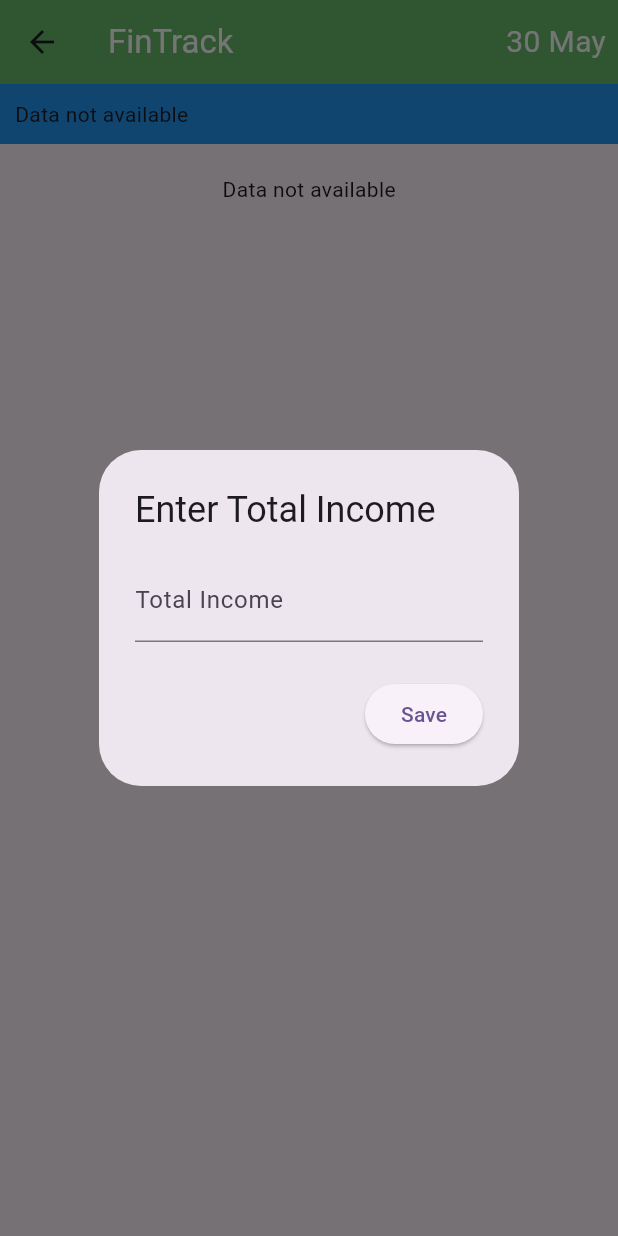
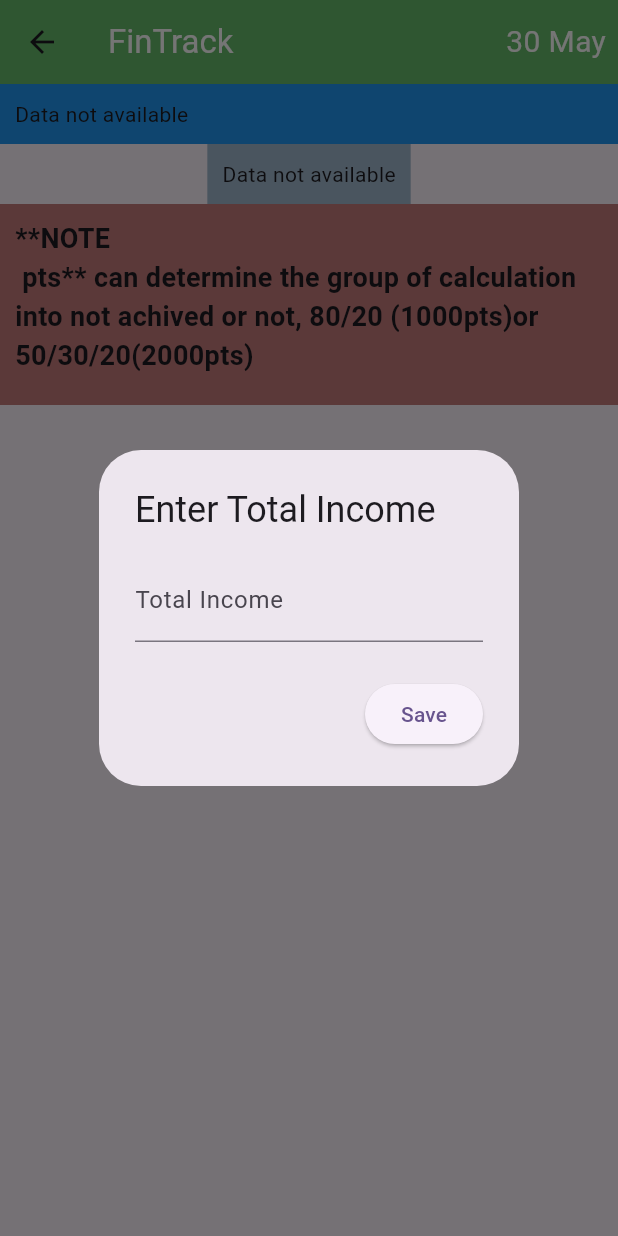
Before and after one commit to Apiz22/FinTrack, a Flutter app: the MainPage screen opened directly, on a phone screen of 412 x 824 dp. Run offline on Flutter 3.47's test engine with Material 3 defaults, Android fonts, the phone set to English and light mode, and no system bars; our stand-ins replace cloud_firestore, firebase_auth, firebase_core, font_awesome_flutter, percent_indicator; accounts and stored records are empty.

Commit message:
UI and func: badges + alert overspend

```diff
--- a/lib/gamification/progress_bar.dart
+++ b/lib/gamification/progress_bar.dart
@@ -21,7 +21,7 @@ class ProgressBar extends StatelessWidget {
       radius: 30,
       lineWidth: 10,
       percent: percent.clamp(0.0, 1.0), // Ensures percent is between 0 and 1,
-      progressColor: percent > 1.0 ? Colors.red : Colors.green,
+      progressColor: percent > 1.0 ? Colors.red.shade500 : Colors.green,
       backgroundColor: Colors.green.shade200,
       circularStrokeCap: CircularStrokeCap.round,
       center: Text(
--- a/lib/pages/home_screen.dart
+++ b/lib/pages/home_screen.dart
@@ -2,6 +2,7 @@ import 'package:firebase_auth/firebase_auth.dart';
 import 'package:flutter/material.dart';
 import 'package:ft_v2/service/database.dart';
 import 'package:ft_v2/widgets/budget/budget_card.dart';
+import 'package:ft_v2/widgets/note.dart';
 import 'package:ft_v2/widgets/view_card.dart';
 import 'package:intl/intl.dart';
 
@@ -14,20 +15,20 @@ class MainPage extends StatefulWidget {
 
 class _MainPageState extends State<MainPage> {
   final userId = FirebaseAuth.instance.currentUser!.uid;
-  final Database _database = Database();
+  final Database database = Database();
   @override
   void initState() {
     super.initState();
     // Call the function to create a monthly document for the current user
-    _database.createMonthlyIncomeDocument(userId, context);
-    _database.createMonthlyPointHistory(userId);
+    database.createMonthlyIncomeDocument(userId, context);
+    database.createMonthlyPointHistory(userId);
   }
 
   @override
   Widget build(BuildContext context) {
     DateTime date = DateTime.now();
     String currentDate = DateFormat("dd MMMM").format(date);
-    String monthyear = DateFormat("MMM y").format(date);
+    String currentIncome = DateFormat("MMM y").format(date);
 
     return Scaffold(
       appBar: AppBar(
@@ -62,34 +63,38 @@ class _MainPageState extends State<MainPage> {
                 //TopSplit display total balance, credit and debit
                 child: TopSplit(
                   userId: userId,
-                  monthYear: monthyear,
+                  monthYear: currentIncome,
                 ),
               ),
             ),
-            const SizedBox(
-              height: 10,
-            ),
+            // const SizedBox(
+            //   height: 10,
+            // ),
 
-            //Expenses breakdown & Leaderboard
-            Padding(
-              padding: const EdgeInsets.all(10.0),
-              child: BudgetCard(
-                userId: userId,
-                currentMonthYear: monthyear,
+            //Expenses breakdown
+            Container(
+              color: const Color.fromARGB(255, 162, 186, 207),
+              child: Padding(
+                padding: const EdgeInsets.all(10.0),
+                child: BudgetCard(
+                  userId: userId,
+                  currentIncome: currentIncome,
+                ),
               ),
             ),
-            // Container(
-            //   padding: const EdgeInsets.all(10),
-            //   color: const Color.fromARGB(255, 199, 124, 124),
-            //   child: const Column(
-            //     children: [
-            //       note(),
-            //       SizedBox(
-            //         height: 10,
-            //       ),
-            //     ],
-            //   ),
-            // ),
+            //note
+            Container(
+              padding: const EdgeInsets.all(10),
+              color: const Color.fromARGB(255, 199, 124, 124),
+              child: const Column(
+                children: [
+                  Note(),
+                  SizedBox(
+                    height: 10,
+                  ),
+                ],
+              ),
+            ),
           ],
         ),
       ),
--- a/lib/service/auth_service.dart
+++ b/lib/service/auth_service.dart
@@ -10,6 +10,7 @@ class AuthService {
         email: data['email'],
         password: data['password'],
       );
+      //add user into firestore
       await database.addUser(data, context);
     } catch (e) {
       showDialog(
--- a/lib/widgets/budget/budget_card.dart
+++ b/lib/widgets/budget/budget_card.dart
@@ -4,10 +4,11 @@ import 'package:ft_v2/gamification/class/badge_class.dart';
 import 'package:ft_v2/gamification/progress_bar.dart';
 
 class BudgetCard extends StatelessWidget {
-  const BudgetCard({super.key, required this.userId, this.currentMonthYear});
+  const BudgetCard(
+      {super.key, required this.userId, required this.currentIncome});
 
   final String userId;
-  final currentMonthYear;
+  final String currentIncome;
 
   @override
   Widget build(BuildContext context) {
@@ -15,7 +16,7 @@ class BudgetCard extends StatelessWidget {
         .collection('users')
         .doc(userId)
         .collection('monthly_income')
-        .doc(currentMonthYear)
+        .doc(currentIncome)
         .snapshots();
 
     return Column(
@@ -41,6 +42,7 @@ class BudgetCard extends StatelessWidget {
             double needs = data["needs"];
             double wants = data["wants"];
             double savings = data["savings"];
+            String budgetRule = data["budgetRule"];
 
             // Instance of Badges class
             final Badges badges = Badges();
@@ -55,19 +57,18 @@ class BudgetCard extends StatelessWidget {
             double wantsPercent = wants / calWants;
             double savingsPercent = savings / calSavings;
 
-            // Check if all categories are at 100%
-            if (needsPercent >= 1.0 &&
-                wantsPercent >= 1.0 &&
-                savingsPercent >= 1.0) {
-              badges.awardBadge("Reach Goal", context);
-            }
             // Determine the budget rows based on the budget rule
             List<Widget> budgetRows;
-
-            if (data["budgetRule"] == '80/20') {
+            if (budgetRule == '80/20') {
               // Calculate the combined amounts for Needs and wants
               double combinedWantsNeeds = wants + needs;
               double combinedCalWantsNeeds = calWants + calNeeds;
+              double combinedWantsNeedsPercentage =
+                  combinedWantsNeeds / combinedCalWantsNeeds;
+              if (combinedWantsNeedsPercentage == 1.0 &&
+                  savingsPercent == 1.0) {
+                badges.awardBadge("Reach Goal 80/20", context);
+              }
 
               budgetRows = [
                 buildRow(
@@ -87,7 +88,12 @@ class BudgetCard extends StatelessWidget {
                   awardSavingsBadge,
                 ),
               ];
-            } else if (data["budgetRule"] == '50/30/20') {
+            } else if (budgetRule == '50/30/20') {
+              if (needsPercent == 1.0 &&
+                  wantsPercent == 1.0 &&
+                  savingsPercent == 1.0) {
+                badges.awardBadge("Reach Goal 50/30/20", context);
+              }
               budgetRows = [
                 buildRow(
                   context,
@@ -181,7 +187,7 @@ class BudgetCard extends StatelessWidget {
     return Expanded(
       child: Container(
         decoration: BoxDecoration(
-          color: const Color.fromARGB(255, 138, 138, 138),
+          color: Color.fromARGB(255, 234, 234, 234),
           borderRadius: BorderRadius.circular(10),
         ),
         child: Padding(
--- a/lib/widgets/note.dart
+++ b/lib/widgets/note.dart
@@ -1,12 +1,12 @@
 import 'package:flutter/material.dart';
 
-class note extends StatelessWidget {
-  const note({super.key});
+class Note extends StatelessWidget {
+  const Note({super.key});
 
   @override
   Widget build(BuildContext context) {
     return const Text(
-      "**NOTE \n saving** can determine the group of calculation into not achived or not, 80/20 or 50/30/20",
+      "**NOTE \n pts** can determine the group of calculation into not achived or not, 80/20 (1000pts)or 50/30/20(2000pts)",
       style: TextStyle(
         fontSize: 18,
         fontWeight: FontWeight.bold,
--- a/pubspec.yaml
+++ b/pubspec.yaml
@@ -19,7 +19,7 @@ publish_to: 'none' # Remove this line if you wish to publish to pub.dev
 version: 1.0.0+1
 
 environment:
-  sdk: '>=3.3.1 <4.0.0'
+  sdk: '>=2.17.0 <4.0.0'
 
 # Dependencies specify other packages that your package needs in order to work.
 # To automatically upgrade your package dependencies to the latest versions
@@ -39,6 +39,7 @@ dependencies:
   shared_preferences: ^2.2.3
   bounce: ^1.0.2
   percent_indicator: ^4.2.3
+  image_picker: ^1.1.1
 
 
   # The following adds the Cupertino Icons font to your application.
```
Also changed, not shown: lib/SignIn & SignUp/sign_in.dart (+4 -3 lines), lib/SignIn & SignUp/sign_up.dart (+7 -14 lines), lib/gamification/leaderboard.dart (+53 -30 lines), lib/gamification/points.dart (+4 -3 lines), lib/pages/add_exp_page.dart (+4 -4 lines), lib/pages/user_page.dart (+102 -97 lines), lib/service/database.dart (+6 -1 lines), lib/widgets/view_card.dart (+35 -15 lines), pubspec.lock, 5 other files.
